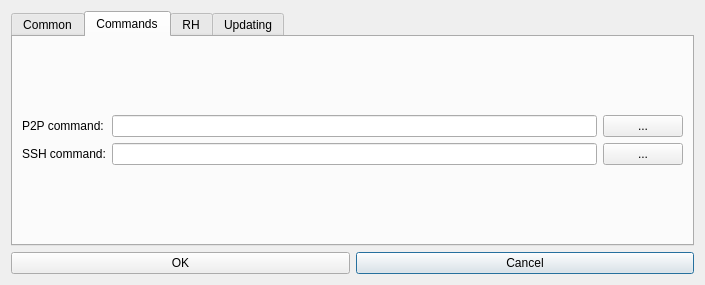
The window that hub/forms/DlgSettings.ui (subutai-io/control-center) describes before a commit, drawn with Qt 5.
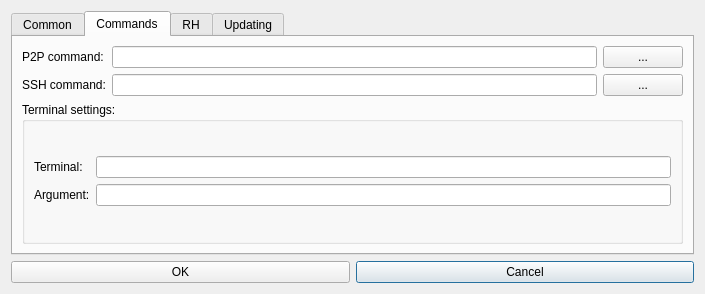
The same window after the commit. The open tabs and pages were chosen to show the change. Icons and pictures are not drawn.

Commit message: Added settings for change default terminal on linux and windows

Diff of the .ui file:
```diff
--- a/hub/forms/DlgSettings.ui
+++ b/hub/forms/DlgSettings.ui
@@ -7,7 +7,7 @@
     <x>0</x>
     <y>0</y>
     <width>705</width>
-    <height>285</height>
+    <height>294</height>
    </rect>
   </property>
   <property name="windowTitle">
@@ -217,6 +217,39 @@
              </property>
             </widget>
            </item>
+           <item row="2" column="0" colspan="3">
+            <widget class="QGroupBox" name="gb_terminal_settings">
+             <property name="title">
+              <string>Terminal settings:</string>
+             </property>
+             <layout class="QVBoxLayout" name="verticalLayout_6">
+              <item>
+               <layout class="QGridLayout" name="gridLayout_10">
+                <item row="0" column="0">
+                 <widget class="QLabel" name="lbl_terminal_cmd">
+                  <property name="text">
+                   <string>Terminal:</string>
+                  </property>
+                 </widget>
+                </item>
+                <item row="0" column="1">
+                 <widget class="QLineEdit" name="le_terminal_cmd"/>
+                </item>
+                <item row="1" column="0">
+                 <widget class="QLabel" name="lbl_ssh_command_2">
+                  <property name="text">
+                   <string>Argument:</string>
+                  </property>
+                 </widget>
+                </item>
+                <item row="1" column="1">
+                 <widget class="QLineEdit" name="le_terminal_arg"/>
+                </item>
+               </layout>
+              </item>
+             </layout>
+            </widget>
+           </item>
           </layout>
          </item>
         </layout>
```
The commit also changes 4 other files.
